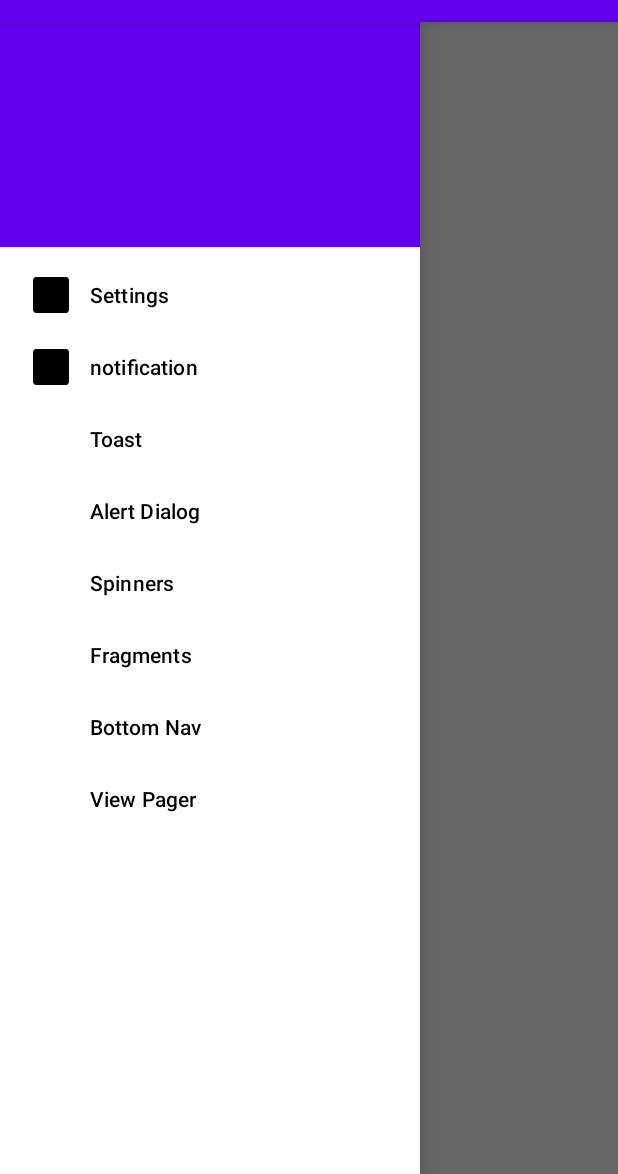
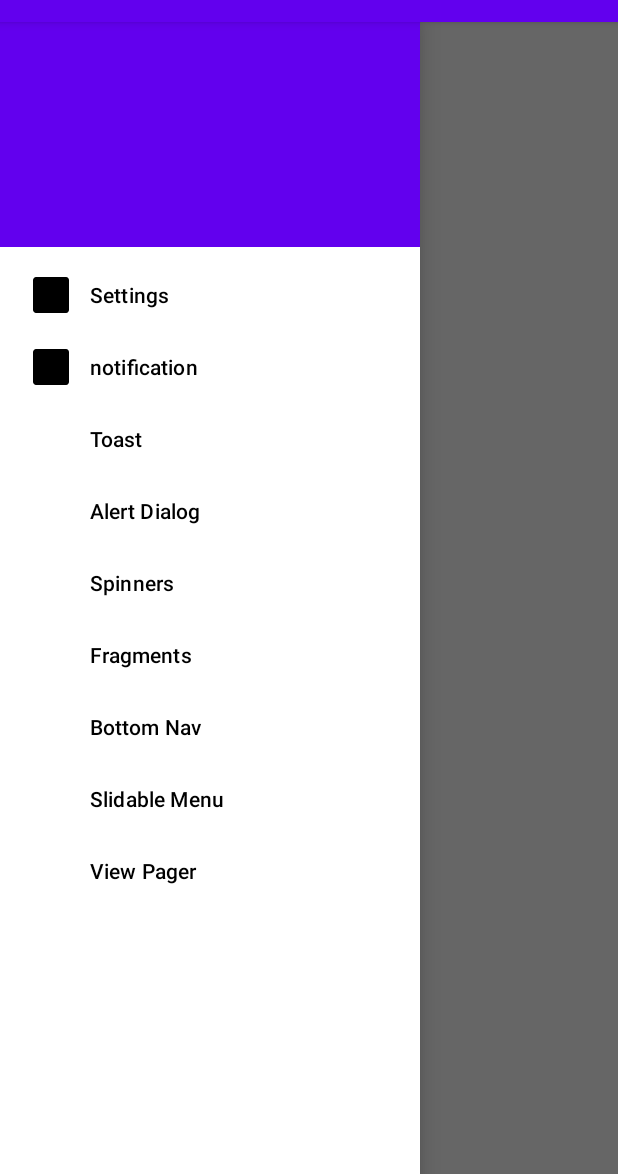
Before and after one commit to nickforbizz/AndroidFundamentals, an Android app: the screen it shows after launch (AppNavigationDrawerActivity), with the side drawer open, on a phone screen of 412 x 824 dp, the part 62-1236 px from its top. Run offline under Robolectric (Android 15) with nearby library versions, the phone set to English and light mode, and no system bars.

Commit message:
slidable menu

```diff
--- a/app/src/main/java/com/example/myapplication/AppNavigationDrawerActivity.kt
+++ b/app/src/main/java/com/example/myapplication/AppNavigationDrawerActivity.kt
@@ -22,6 +22,8 @@ class AppNavigationDrawerActivity : AppCompatActivity() {
 
         supportActionBar?.setDisplayHomeAsUpEnabled(true)
 
+
+
         navView.setNavigationItemSelectedListener {
             when(it.itemId){
                 R.id.miSettings -> Toast.makeText(this, "settings clicked", Toast.LENGTH_LONG).show()
@@ -40,13 +42,15 @@ class AppNavigationDrawerActivity : AppCompatActivity() {
                 R.id.miBottomNav -> Intent(this, BottomNavActivity::class.java).also {
                     startActivity(it)
                 }
-
                 R.id.miViewPager -> Intent(this, ViewPagerActivity::class.java).also {
                     startActivity(it)
                 }
             }
             true
         }
+
+
+
     }
 
 
--- a/app/src/main/java/com/example/myapplication/MainActivity.kt
+++ b/app/src/main/java/com/example/myapplication/MainActivity.kt
@@ -58,8 +58,10 @@ class MainActivity : AppCompatActivity() {
             R.id.miBottomNav -> Intent(this, BottomNavActivity::class.java).also {
                 startActivity(it)
             }
-
-            R.id.miViewPager -> Intent(this, ViewPagerActivity::class.java).also {
+            R.id.miSlidableMenu -> Intent(this, AppNavigationDrawerActivity::class.java).also {
+                startActivity(it)
+            }
+            R.id.miViewPager -> Intent(this, AppNavigationDrawerActivity::class.java).also {
                 startActivity(it)
             }
         }
--- a/app/src/main/res/menu/app_bar_menu.xml
+++ b/app/src/main/res/menu/app_bar_menu.xml
@@ -25,6 +25,10 @@
 
     <item android:id="@+id/miBottomNav"
         android:title="Bottom Nav"/>
+
+    <item android:id="@+id/miSlidableMenu"
+        android:title="Slidable Menu"/>
+
     <item android:id="@+id/miViewPager"
         android:title="View Pager"/>
 </menu>
```
